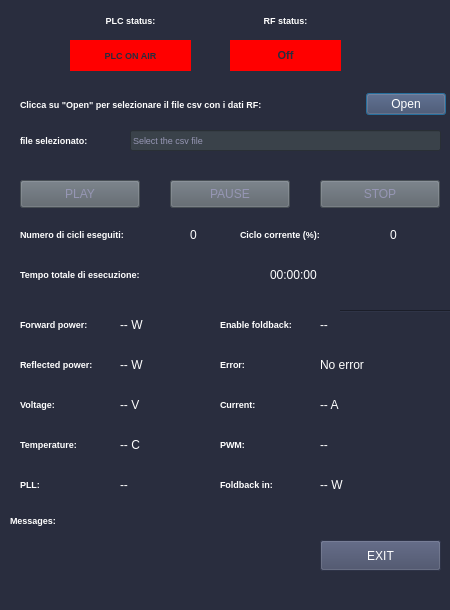
Old version of the form main_window.ui in the repository rstanzani/seriale_microonde.
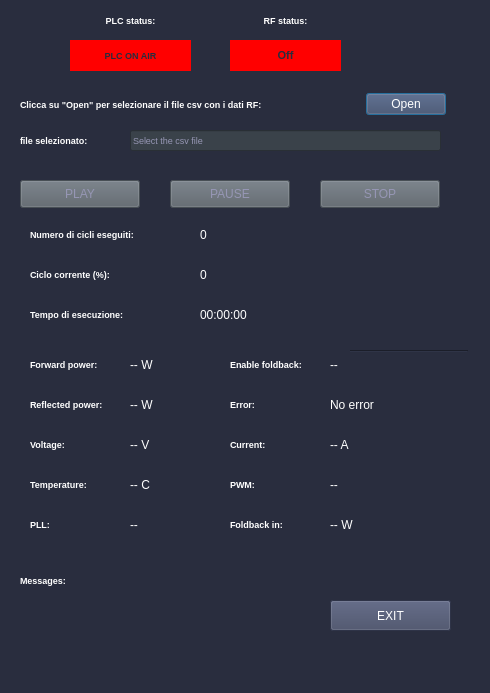
New version of the form.

Patch:
```diff
--- a/main_window.ui
+++ b/main_window.ui
@@ -6,8 +6,8 @@
    <rect>
     <x>0</x>
     <y>0</y>
-    <width>450</width>
-    <height>610</height>
+    <width>490</width>
+    <height>693</height>
    </rect>
   </property>
   <property name="windowTitle">
@@ -118,10 +118,10 @@
    <widget class="QLabel" name="QoutputLabel">
     <property name="geometry">
      <rect>
-      <x>10</x>
-      <y>540</y>
+      <x>20</x>
+      <y>600</y>
       <width>301</width>
-      <height>21</height>
+      <height>31</height>
      </rect>
     </property>
     <property name="styleSheet">
@@ -140,8 +140,8 @@
    <widget class="QLabel" name="QinfoLabel_3">
     <property name="geometry">
      <rect>
-      <x>20</x>
-      <y>350</y>
+      <x>30</x>
+      <y>390</y>
       <width>81</width>
       <height>28</height>
      </rect>
@@ -163,8 +163,8 @@
    <widget class="QLabel" name="QinfoLabel_4">
     <property name="geometry">
      <rect>
-      <x>20</x>
-      <y>390</y>
+      <x>30</x>
+      <y>430</y>
       <width>81</width>
       <height>28</height>
      </rect>
@@ -186,8 +186,8 @@
    <widget class="QLabel" name="QinfoLabel_5">
     <property name="geometry">
      <rect>
-      <x>20</x>
-      <y>430</y>
+      <x>30</x>
+      <y>470</y>
       <width>81</width>
       <height>28</height>
      </rect>
@@ -209,8 +209,8 @@
    <widget class="QLabel" name="QinfoLabel_6">
     <property name="geometry">
      <rect>
-      <x>20</x>
-      <y>470</y>
+      <x>30</x>
+      <y>510</y>
       <width>81</width>
       <height>28</height>
      </rect>
@@ -232,8 +232,8 @@
    <widget class="QLabel" name="QinfoLabel_7">
     <property name="geometry">
      <rect>
-      <x>220</x>
-      <y>390</y>
+      <x>230</x>
+      <y>430</y>
       <width>81</width>
       <height>28</height>
      </rect>
@@ -255,8 +255,8 @@
    <widget class="QLabel" name="QinfoLabel_8">
     <property name="geometry">
      <rect>
-      <x>20</x>
-      <y>310</y>
+      <x>30</x>
+      <y>350</y>
       <width>81</width>
       <height>28</height>
      </rect>
@@ -278,8 +278,8 @@
    <widget class="QLabel" name="QinfoLabel_9">
     <property name="geometry">
      <rect>
-      <x>220</x>
-      <y>430</y>
+      <x>230</x>
+      <y>470</y>
       <width>81</width>
       <height>28</height>
      </rect>
@@ -301,8 +301,8 @@
    <widget class="QLabel" name="QinfoLabel_11">
     <property name="geometry">
      <rect>
-      <x>220</x>
-      <y>310</y>
+      <x>230</x>
+      <y>350</y>
       <width>81</width>
       <height>28</height>
      </rect>
@@ -324,8 +324,8 @@
    <widget class="QLabel" name="QinfoLabel_12">
     <property name="geometry">
      <rect>
-      <x>220</x>
-      <y>470</y>
+      <x>230</x>
+      <y>510</y>
       <width>61</width>
       <height>28</height>
      </rect>
@@ -347,8 +347,8 @@
    <widget class="QLabel" name="QinfoLabel_13">
     <property name="geometry">
      <rect>
-      <x>220</x>
-      <y>350</y>
+      <x>230</x>
+      <y>390</y>
       <width>61</width>
       <height>28</height>
      </rect>
@@ -370,8 +370,8 @@
    <widget class="QLabel" name="Qforwardpower_label">
     <property name="geometry">
      <rect>
-      <x>120</x>
-      <y>310</y>
+      <x>130</x>
+      <y>350</y>
       <width>71</width>
       <height>31</height>
      </rect>
@@ -389,8 +389,8 @@
    <widget class="QLabel" name="Qreflectedpower_label">
     <property name="geometry">
      <rect>
-      <x>120</x>
-      <y>350</y>
+      <x>130</x>
+      <y>390</y>
       <width>71</width>
       <height>31</height>
      </rect>
@@ -438,8 +438,8 @@
    <widget class="QLabel" name="Qtemperature_label">
     <property name="geometry">
      <rect>
-      <x>120</x>
-      <y>430</y>
+      <x>130</x>
+      <y>470</y>
       <width>71</width>
       <height>31</height>
      </rect>
@@ -457,8 +457,8 @@
    <widget class="QLabel" name="Qvoltage_label">
     <property name="geometry">
      <rect>
-      <x>120</x>
-      <y>390</y>
+      <x>130</x>
+      <y>430</y>
       <width>71</width>
       <height>31</height>
      </rect>
@@ -476,8 +476,8 @@
    <widget class="QLabel" name="Qpll_label">
     <property name="geometry">
      <rect>
-      <x>120</x>
-      <y>470</y>
+      <x>130</x>
+      <y>510</y>
       <width>71</width>
       <height>31</height>
      </rect>
@@ -495,9 +495,9 @@
    <widget class="QLabel" name="Qfoldbackin_label">
     <property name="geometry">
      <rect>
-      <x>320</x>
-      <y>470</y>
-      <width>71</width>
+      <x>330</x>
+      <y>510</y>
+      <width>81</width>
       <height>31</height>
      </rect>
     </property>
@@ -514,9 +514,9 @@
    <widget class="QLabel" name="Qpwm_label">
     <property name="geometry">
      <rect>
-      <x>320</x>
-      <y>430</y>
-      <width>71</width>
+      <x>330</x>
+      <y>470</y>
+      <width>81</width>
       <height>31</height>
      </rect>
     </property>
@@ -533,9 +533,9 @@
    <widget class="QLabel" name="Qcurrent_label">
     <property name="geometry">
      <rect>
-      <x>320</x>
-      <y>390</y>
-      <width>71</width>
+      <x>330</x>
+      <y>430</y>
+      <width>81</width>
       <height>31</height>
      </rect>
     </property>
@@ -552,9 +552,9 @@
    <widget class="QLabel" name="Qerror_label">
     <property name="geometry">
      <rect>
-      <x>320</x>
-      <y>350</y>
-      <width>71</width>
+      <x>330</x>
+      <y>390</y>
+      <width>81</width>
       <height>31</height>
      </rect>
     </property>
@@ -571,9 +571,9 @@
    <widget class="QLabel" name="Qenablefoldback_label">
     <property name="geometry">
      <rect>
-      <x>320</x>
-      <y>310</y>
-      <width>71</width>
+      <x>330</x>
+      <y>350</y>
+      <width>81</width>
       <height>31</height>
      </rect>
     </property>
@@ -593,8 +593,8 @@
     </property>
     <property name="geometry">
      <rect>
-      <x>320</x>
-      <y>540</y>
+      <x>330</x>
+      <y>600</y>
       <width>121</width>
       <height>31</height>
      </rect>
@@ -610,9 +610,9 @@
    <widget class="QLabel" name="QinfoLabel_15">
     <property name="geometry">
      <rect>
-      <x>10</x>
-      <y>510</y>
-      <width>171</width>
+      <x>20</x>
+      <y>570</y>
+      <width>91</width>
       <height>21</height>
      </rect>
     </property>
@@ -653,8 +653,8 @@
    <widget class="Line" name="line_3">
     <property name="geometry">
      <rect>
-      <x>340</x>
-      <y>310</y>
+      <x>350</x>
+      <y>350</y>
       <width>118</width>
       <height>3</height>
      </rect>
@@ -699,9 +699,9 @@
    <widget class="QLabel" name="QinfoLabel_17">
     <property name="geometry">
      <rect>
-      <x>20</x>
+      <x>30</x>
       <y>220</y>
-      <width>151</width>
+      <width>141</width>
       <height>28</height>
      </rect>
     </property>
@@ -722,9 +722,9 @@
    <widget class="QLabel" name="Qcyclenumber">
     <property name="geometry">
      <rect>
-      <x>190</x>
+      <x>200</x>
       <y>220</y>
-      <width>21</width>
+      <width>101</width>
       <height>31</height>
      </rect>
     </property>
@@ -741,8 +741,8 @@
    <widget class="QLabel" name="QinfoLabel_18">
     <property name="geometry">
      <rect>
-      <x>240</x>
-      <y>220</y>
+      <x>30</x>
+      <y>260</y>
       <width>141</width>
       <height>28</height>
      </rect>
@@ -764,9 +764,9 @@
    <widget class="QLabel" name="Qcurrentcycle">
     <property name="geometry">
      <rect>
-      <x>390</x>
-      <y>220</y>
-      <width>41</width>
+      <x>200</x>
+      <y>260</y>
+      <width>101</width>
       <height>31</height>
      </rect>
     </property>
@@ -783,9 +783,9 @@
    <widget class="QLabel" name="QinfoLabel_19">
     <property name="geometry">
      <rect>
-      <x>20</x>
-      <y>260</y>
-      <width>191</width>
+      <x>30</x>
+      <y>300</y>
+      <width>141</width>
       <height>28</height>
      </rect>
     </property>
@@ -800,15 +800,15 @@
      <string notr="true">color: rgb(255, 255, 255);</string>
     </property>
     <property name="text">
-     <string>Tempo totale di esecuzione:</string>
+     <string>Tempo di esecuzione:</string>
     </property>
    </widget>
    <widget class="QLabel" name="Qexecution_time">
     <property name="geometry">
      <rect>
-      <x>270</x>
-      <y>260</y>
-      <width>111</width>
+      <x>200</x>
+      <y>300</y>
+      <width>101</width>
       <height>31</height>
      </rect>
     </property>
```
Left out of the diff: 2 changed lines with no effect on the pictures.
